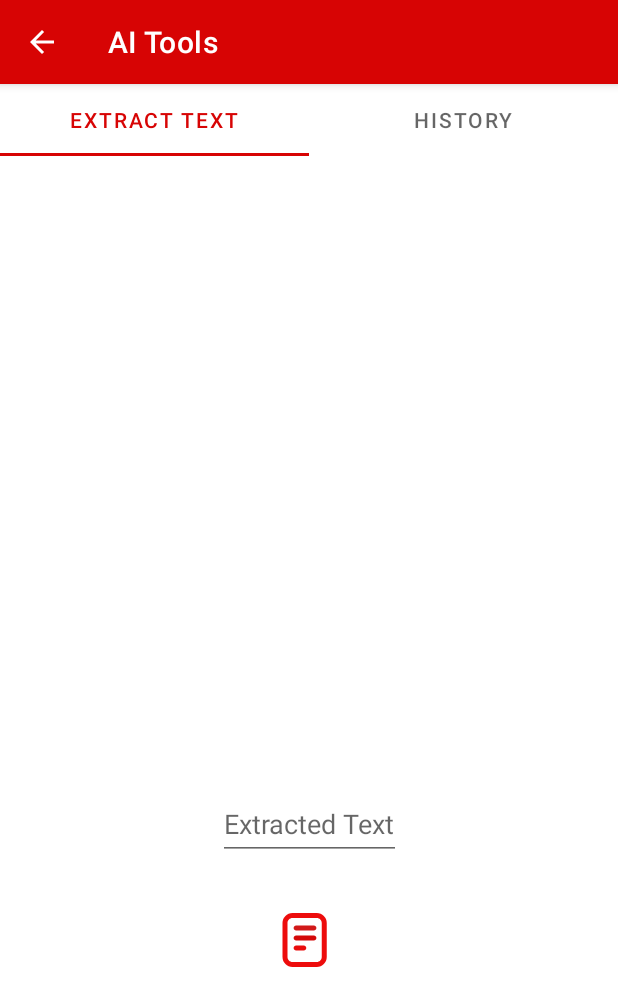
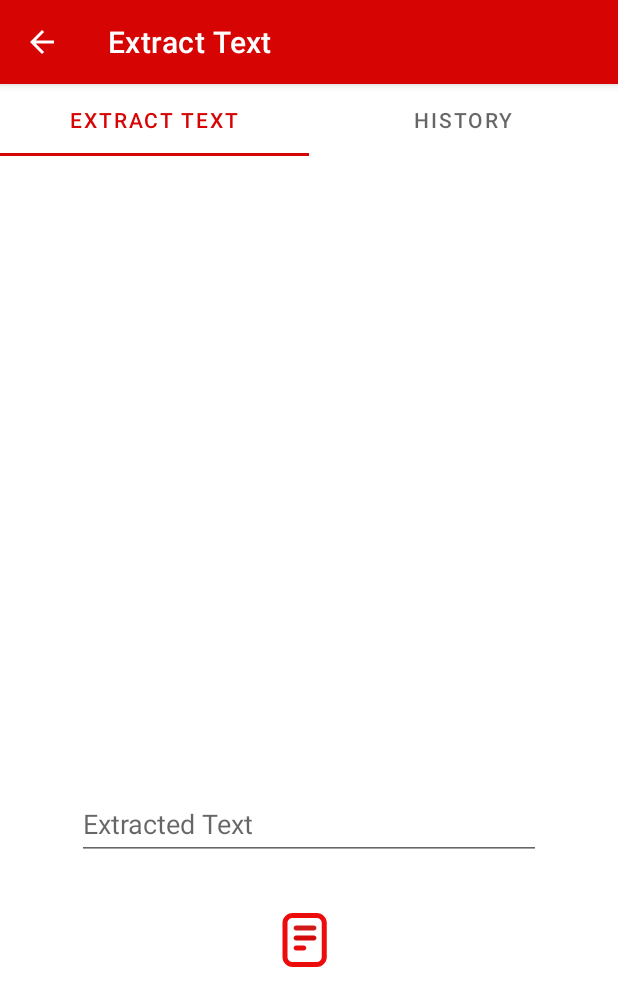
Before and after one commit to Jihadmz/AI-Tools, an Android app: the screen it shows after launch (TextExtractionActivity), after a tap on "Text extraction image", on a phone screen of 412 x 824 dp. Shown: the top 1006 px of the screen. Run offline under Robolectric (Android 15) with nearby library versions, the phone set to English and light mode, and no system bars; our stand-ins replace Dagger/Hilt's generated code; libraries missing offline, so code that uses them is left out: com.google.mlkit.vision.

Commit message:
system navigation color, ui changes

```diff
--- a/app/src/main/java/com/jihad/aitools/feature_extracttext/presentation/TextExtractionActivity.java
+++ b/app/src/main/java/com/jihad/aitools/feature_extracttext/presentation/TextExtractionActivity.java
@@ -23,9 +23,10 @@ public class TextExtractionActivity extends AppCompatActivity {
         binding = ActivityTextExtractionBinding.inflate(getLayoutInflater());
         setContentView(binding.getRoot());
 
-        //  Back navigation
+        //  Setting up actionbar
         ActionBar actionBar = getSupportActionBar();
         assert actionBar != null;
+        actionBar.setTitle(getString(R.string.ExtractText));
         actionBar.setDisplayHomeAsUpEnabled(true);
 
         settingTabs();
--- a/app/src/main/java/com/jihad/aitools/feature_extracttext/presentation/extract_text/ExtractTextFragment.java
+++ b/app/src/main/java/com/jihad/aitools/feature_extracttext/presentation/extract_text/ExtractTextFragment.java
@@ -124,12 +124,12 @@ public class ExtractTextFragment extends Fragment {
               handler.post(new Runnable() {
                   @Override
                   public void run() {
-                            viewModel.setChosenImage(result, getContext().getContentResolver());
-                            viewModel.extractText(result, requireContext());
+                      if (result != null) {
+                          viewModel.setChosenImage(result, getContext().getContentResolver());
+                          viewModel.extractText(result, requireContext());
+                      }
                   }
               });
-
-
             }
     ); // end of mGetContent
 
--- a/app/src/main/java/com/jihad/aitools/feature_extracttext/presentation/extract_text/ExtractTextViewModel.java
+++ b/app/src/main/java/com/jihad/aitools/feature_extracttext/presentation/extract_text/ExtractTextViewModel.java
@@ -20,6 +20,7 @@ import com.google.mlkit.vision.text.Text;
 import com.google.mlkit.vision.text.TextRecognition;
 import com.google.mlkit.vision.text.TextRecognizer;
 import com.google.mlkit.vision.text.latin.TextRecognizerOptions;
+import com.jihad.aitools.R;
 
 import java.io.IOException;
 
@@ -58,7 +59,7 @@ public class ExtractTextViewModel extends ViewModel {
                         }
                     });
         } catch (IOException exception) {
-            Toast.makeText(context, "Couldn't extract text", Toast.LENGTH_SHORT).show();
+            Toast.makeText(context, context.getString(R.string.CouldntExtractText), Toast.LENGTH_SHORT).show();
         }
     }
 
--- a/app/src/main/res/values/strings.xml
+++ b/app/src/main/res/values/strings.xml
@@ -9,4 +9,5 @@
     <string name="ExtractedText">Extracted Text</string>
     <string name="copy">Copy</string>
     <string name="TextCopied">Text copied into clipboard</string>
+    <string name="CouldntExtractText">Couldn\'t extract text</string>
 </resources>
--- a/app/src/main/res/values/themes.xml
+++ b/app/src/main/res/values/themes.xml
@@ -11,6 +11,7 @@
         <item name="colorOnSecondary">@color/black</item>
         <!-- Status bar color. -->
         <item name="android:statusBarColor" >?attr/colorPrimaryVariant</item>
+        <item name="android:navigationBarColor">?attr/colorPrimaryVariant</item>
         <!-- Customize your theme here. -->
     </style>
 </resources>
--- a/app/src/main/res/xml/fragment_extract_text_scene.xml
+++ b/app/src/main/res/xml/fragment_extract_text_scene.xml
@@ -50,5 +50,23 @@
             android:visibility="invisible" />
     </ConstraintSet>
     <ConstraintSet android:id="@+id/start" >
+        <Constraint
+            android:id="@+id/et"
+            motion:layout_constraintEnd_toEndOf="parent"
+            android:layout_width="0dp"
+            android:layout_height="wrap_content"
+            motion:layout_constraintTop_toBottomOf="@+id/la_tempImage"
+            motion:layout_constraintHorizontal_bias="0.5"
+            motion:layout_constraintStart_toStartOf="parent" />
+        <Constraint
+            android:id="@+id/et"
+            motion:layout_constraintEnd_toEndOf="parent"
+            android:layout_width="0dp"
+            android:layout_height="wrap_content"
+            motion:layout_constraintTop_toBottomOf="@+id/la_tempImage"
+            motion:layout_constraintHorizontal_bias="0.5"
+            motion:layout_constraintStart_toStartOf="parent"
+            android:layout_marginEnd="50dp"
+            android:layout_marginStart="50dp" />
     </ConstraintSet>
 </MotionScene>
```
